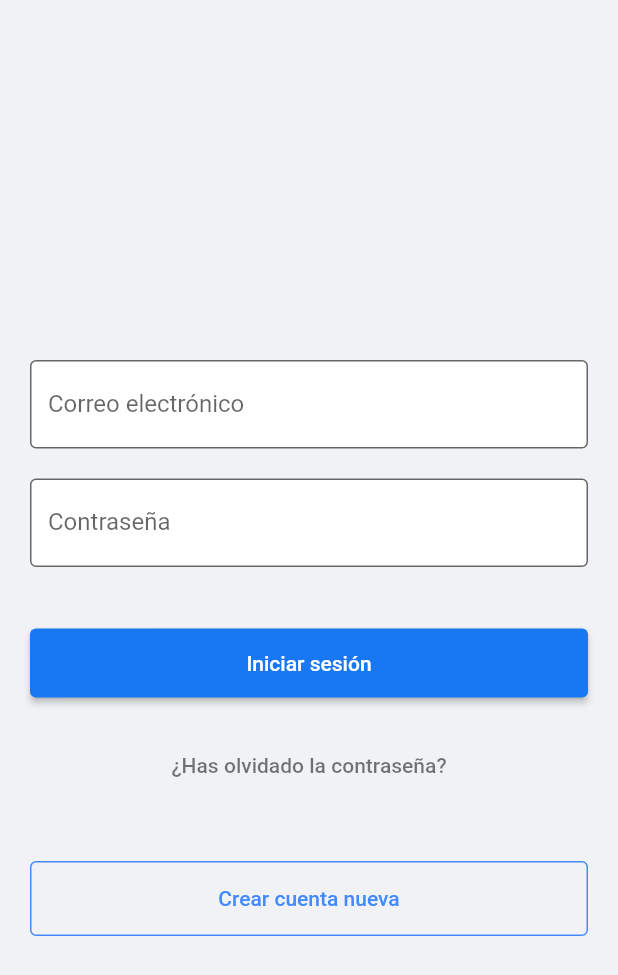
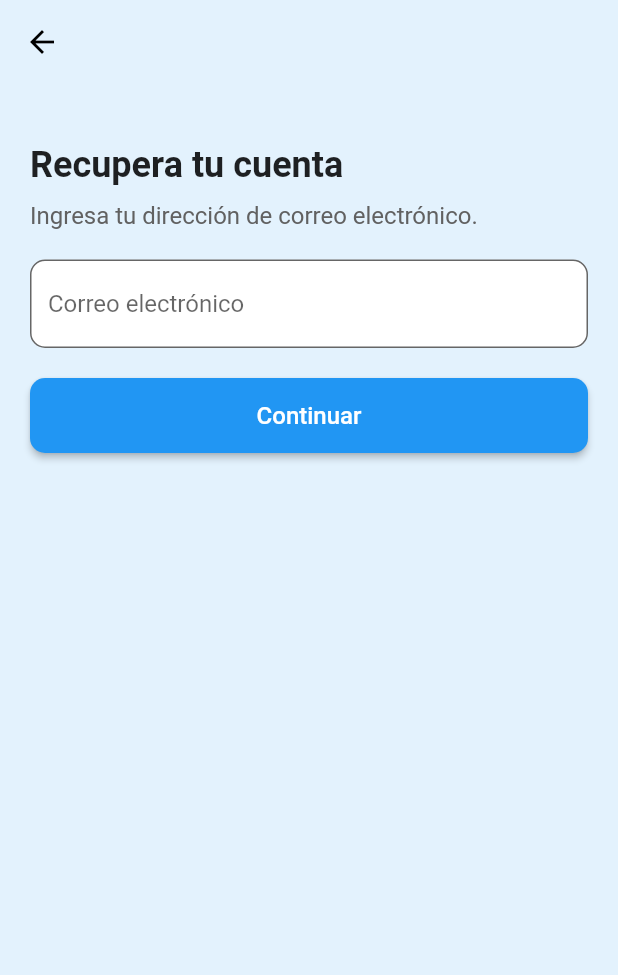
Before and after one commit to dvillafane/flutter_prototype_1.1, a Flutter app: the screen it shows after launch, after a tap on "¿Has olvidado la contraseña?", on a phone screen of 412 x 824 dp. Shown: the top 975 px of the screen. Run offline on Flutter 3.47's test engine with Material 3 defaults, Android fonts, the phone set to English and light mode, and no system bars; our stand-ins replace firebase_auth, firebase_core, google_sign_in; missing offline and left inert: sign_button; accounts and stored records are empty.

Commit message:
feat(auth): integración de Google Sign-In y pantalla de recuperación de contraseña

```diff
--- /dev/null
+++ b/lib/forgot_password_screen.dart
@@ -0,0 +1,69 @@
+import 'package:flutter/material.dart';
+
+class ForgotPasswordScreen extends StatelessWidget {
+  final TextEditingController emailController = TextEditingController();
+
+  @override
+  Widget build(BuildContext context) {
+    return Scaffold(
+      appBar: AppBar(
+        backgroundColor: Colors.transparent,
+        elevation: 0,
+        leading: IconButton(
+          icon: Icon(Icons.arrow_back, color: Colors.black),
+          onPressed: () => Navigator.pop(context),
+        ),
+      ),
+      body: Padding(
+        padding: EdgeInsets.all(20.0),
+        child: Column(
+          crossAxisAlignment: CrossAxisAlignment.start,
+          children: [
+            SizedBox(height: 20),
+            Text(
+              "Recupera tu cuenta",
+              style: TextStyle(fontSize: 24, fontWeight: FontWeight.bold),
+            ),
+            SizedBox(height: 10),
+            Text(
+              "Ingresa tu dirección de correo electrónico.",
+              style: TextStyle(fontSize: 16, color: Colors.grey[700]),
+            ),
+            SizedBox(height: 20),
+            TextField(
+              controller: emailController,
+              keyboardType: TextInputType.emailAddress,
+              decoration: InputDecoration(
+                hintText: "Correo electrónico",
+                border: OutlineInputBorder(borderRadius: BorderRadius.circular(10)),
+                filled: true,
+                fillColor: Colors.white,
+              ),
+            ),
+            SizedBox(height: 20),
+            SizedBox(
+              width: double.infinity,
+              height: 50,
+              child: ElevatedButton(
+                onPressed: () {
+                  print("Enviar recuperación a: ${emailController.text}");
+                },
+                style: ElevatedButton.styleFrom(
+                  backgroundColor: Colors.blue,
+                  shape: RoundedRectangleBorder(
+                    borderRadius: BorderRadius.circular(10),
+                  ),
+                ),
+                child: Text(
+                  "Continuar",
+                  style: TextStyle(fontSize: 16, color: Colors.white),
+                ),
+              ),
+            ),
+          ],
+        ),
+      ),
+      backgroundColor: const Color(0xFFE3F2FD),
+    );
+  }
+}
--- a/lib/login_screen.dart
+++ b/lib/login_screen.dart
@@ -2,6 +2,9 @@ import 'package:firebase_auth/firebase_auth.dart';
 import 'package:flutter/material.dart';
 import 'package:flutter_prototipo_1/home_screen.dart';
 import 'package:flutter_prototipo_1/register_screen.dart';
+import 'package:google_sign_in/google_sign_in.dart';
+import 'package:sign_button/sign_button.dart';
+import 'forgot_password_screen.dart';
 
 class LoginPage extends StatefulWidget {
   @override
@@ -46,6 +49,18 @@ class _LoginState extends State<LoginPage> {
     }
   }
 
+  Future<UserCredential> _signInWithGoogle() async {
+    final GoogleSignInAccount? googleUser = await GoogleSignIn().signIn();
+    final GoogleSignInAuthentication googleAuth =
+        await googleUser!.authentication;
+
+    final AuthCredential credentials = GoogleAuthProvider.credential(
+      accessToken: googleAuth.accessToken,
+      idToken: googleAuth.idToken,
+    );
+    return await FirebaseAuth.instance.signInWithCredential(credentials);
+  }
+
   String _getErrorMessage(String code) {
     switch (code) {
       case 'user-not-found':
@@ -65,7 +80,7 @@ class _LoginState extends State<LoginPage> {
 
   @override
   Widget build(BuildContext context) {
-    const backgroundColor = Color(0xFFF0F2F5);
+    const backgroundColor = Color(0xFFE3F2FD);
     return Scaffold(
       backgroundColor: backgroundColor,
       body: Center(
@@ -74,6 +89,11 @@ class _LoginState extends State<LoginPage> {
           child: Column(
             mainAxisAlignment: MainAxisAlignment.center,
             children: [
+              SizedBox(height: 20),
+              Text(
+                "Prototipo Flutter",
+                style: TextStyle(fontSize: 24, fontWeight: FontWeight.bold),
+              ),
               const SizedBox(height: 40),
               Form(
                 key: _formKey,
@@ -103,8 +123,10 @@ class _LoginState extends State<LoginPage> {
               const SizedBox(height: 20),
               TextButton(
                 onPressed: () {
-                  /* TODO Aqui podrías implementar la logica para "¿Has olvidado la contraseña?"
-                  como redirigir a otra pantalla de recuperacion */
+                  Navigator.push(
+                    context,
+                    MaterialPageRoute(builder: (_) => ForgotPasswordScreen()),
+                  );
                 },
                 style: TextButton.styleFrom(
                   foregroundColor: Colors.black54,
@@ -112,7 +134,6 @@ class _LoginState extends State<LoginPage> {
                 child: const Text('¿Has olvidado la contraseña?'),
               ),
               const SizedBox(height: 40),
-              // Botón para Crear cuenta nueva
               _CreateAccountButton(
                 onPressed: () {
                   Navigator.push(
@@ -121,6 +142,19 @@ class _LoginState extends State<LoginPage> {
                   );
                 },
               ),
+              const SizedBox(height: 20),
+              // Botón de Google
+              SignInButton(
+                  buttonType: ButtonType.google,
+                  onPressed: () async {
+                    await _signInWithGoogle();
+                    if (FirebaseAuth.instance.currentUser != null) {
+                      Navigator.pushAndRemoveUntil(
+                          context,
+                          MaterialPageRoute(builder: (context) => MyHomePage()),
+                          (Route<dynamic> route) => false);
+                    }
+                  })
             ],
           ),
         ),
--- a/lib/register_screen.dart
+++ b/lib/register_screen.dart
@@ -59,7 +59,7 @@ class _RegisterState extends State<RegisterPage> {
 
   @override
   Widget build(BuildContext context) {
-    const backgroundColor = Color(0xFFF0F2F5);
+    const backgroundColor = Color(0xFFE3F2FD);
 
     return Scaffold(
       backgroundColor: backgroundColor,
@@ -123,7 +123,7 @@ class _EmailInput extends StatelessWidget {
       decoration: const InputDecoration(
         filled: true,
         fillColor: Colors.white,
-        labelText: 'Móvil o correo electrónico',
+        labelText: 'Correo electrónico',
         border: OutlineInputBorder(),
       ),
       keyboardType: TextInputType.emailAddress,
--- a/pubspec.yaml
+++ b/pubspec.yaml
@@ -32,6 +32,8 @@ dependencies:
     sdk: flutter
   firebase_core: ^3.12.1
   firebase_auth: ^5.5.1
+  google_sign_in: ^6.2.2
+  sign_button: ^2.0.6
 
   # The following adds the Cupertino Icons font to your application.
   # Use with the CupertinoIcons class for iOS style icons.
```
Also changed, not shown: lib/home_screen.dart (+16 -0 lines), pubspec.lock, 1 other file.
